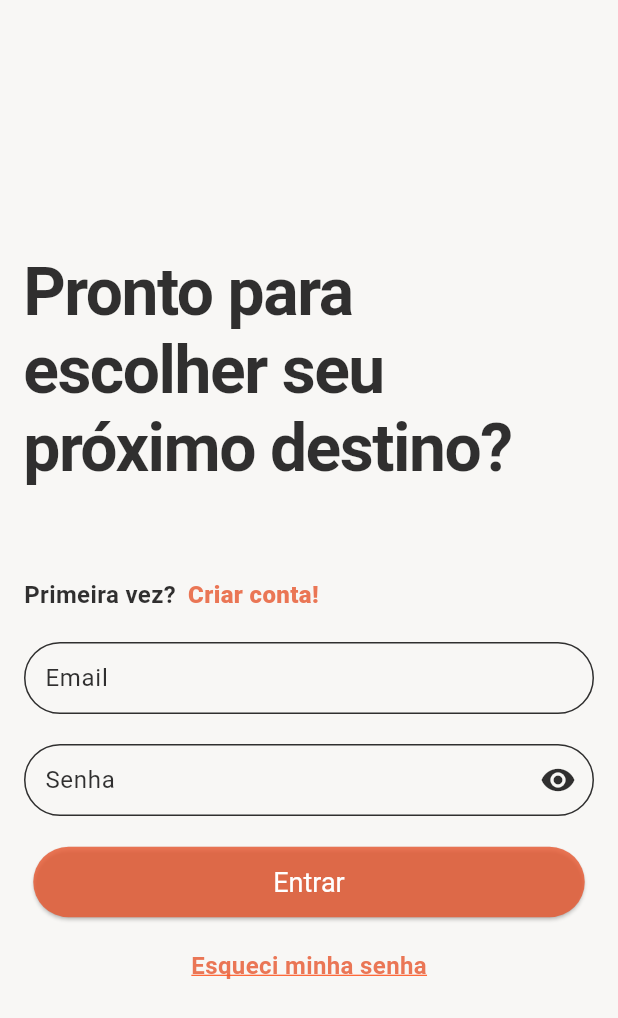
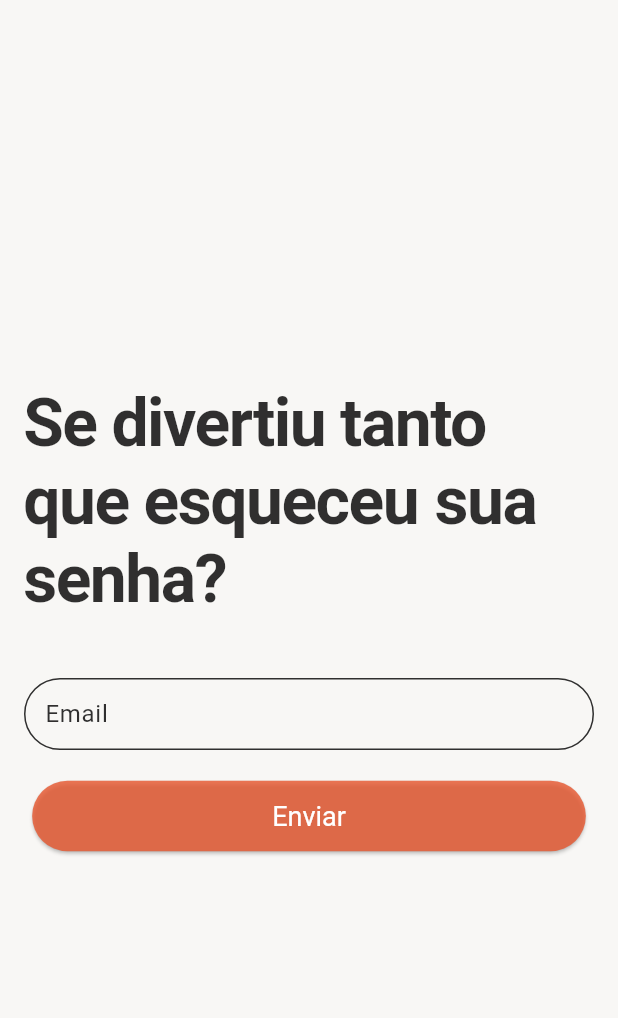
Before and after one commit to TIXw3/mobile-tixup, a Flutter app: the screen it shows after launch, after a tap on "Esqueci minha senha", on a phone screen of 412 x 824 dp. Shown: the top 1018 px of the screen. Run offline on Flutter 3.47's test engine with Material 3 defaults, Android fonts, the phone set to English and light mode, and no system bars; our stand-ins replace carousel_slider, iconsax_flutter, supabase_flutter; accounts and stored records are empty.

Commit message:
ETIX-015/feat: recovery password system and screen

```diff
--- /dev/null
+++ b/mobile_tixup/lib/features/auth/presentation/pages/forgot_password_page.dart
@@ -0,0 +1,139 @@
+import 'package:flutter/material.dart';
+import 'package:mobile_tixup/features/auth/services/auth_service.dart';
+
+class ForgotPasswordScreen extends StatefulWidget {
+  const ForgotPasswordScreen({super.key});
+
+  @override
+  _ForgotPasswordState createState() => _ForgotPasswordState();
+}
+
+class _ForgotPasswordState extends State<ForgotPasswordScreen> {
+  final authService = AuthService();
+  final _emailController = TextEditingController();
+
+  Future<void> _resetPassword() async {
+    final email = _emailController.text;
+
+    if (email.isEmpty) {
+      ScaffoldMessenger.of(context).showSnackBar(
+        const SnackBar(content: Text("Preencha o campo de email.")),
+      );
+      return;
+    }
+
+    try {
+      await authService.resetPassword(email);
+
+      ScaffoldMessenger.of(context).showSnackBar(
+        const SnackBar(
+          content: Text(
+            "E-mail de recuperação enviado. Verifique sua caixa de entrada!",
+          ),
+        ),
+      );
+
+      Navigator.pop(context);
+    } catch (e) {
+      ScaffoldMessenger.of(
+        context,
+      ).showSnackBar(SnackBar(content: Text("Erro: ${e.toString()}")));
+    }
+  }
+
+  @override
+  Widget build(BuildContext context) {
+    return Scaffold(
+      backgroundColor: Color.fromARGB(255, 248, 247, 245),
+      body: Padding(
+        padding: const EdgeInsets.all(16.0),
+        child: Column(
+          mainAxisAlignment: MainAxisAlignment.center,
+          crossAxisAlignment: CrossAxisAlignment.center,
+          children: <Widget>[
+            Align(
+              alignment: Alignment.centerLeft,
+              child: RichText(
+                text: TextSpan(
+                  style: const TextStyle(
+                    fontSize: 44,
+                    fontWeight: FontWeight.bold,
+                    fontFamily: 'Pacifico',
+                    color: Color.fromARGB(206, 0, 0, 0),
+                  ),
+                  children: [
+                    TextSpan(
+                      text: 'Se divertiu tanto',
+                      style: TextStyle(letterSpacing: -1),
+                    ),
+                    TextSpan(text: ' '), // Espaço entre as palavras
+                    TextSpan(
+                      text: 'que esqueceu',
+                      style: TextStyle(letterSpacing: -1),
+                    ),
+                    TextSpan(text: ' '),
+                    TextSpan(
+                      text: 'sua senha?',
+                      style: TextStyle(letterSpacing: -1),
+                    ),
+                  ],
+                ),
+              ),
+            ),
+            const SizedBox(height: 40),
+            TextField(
+              controller: _emailController,
+              decoration: InputDecoration(
+                labelText: 'Email',
+                labelStyle: const TextStyle(
+                  color: Color.fromARGB(206, 0, 0, 0),
+                ),
+                border: OutlineInputBorder(
+                  borderRadius: BorderRadius.circular(30),
+                ),
+                enabledBorder: OutlineInputBorder(
+                  borderRadius: BorderRadius.circular(30),
+                  borderSide: const BorderSide(
+                    color: Color.fromARGB(206, 0, 0, 0),
+                    width: 1,
+                  ),
+                ),
+                focusedBorder: OutlineInputBorder(
+                  borderRadius: BorderRadius.circular(30),
+                  borderSide: const BorderSide(
+                    color: Colors.deepOrange,
+                    width: 2,
+                  ),
+                ),
+                contentPadding: const EdgeInsets.symmetric(
+                  vertical: 9.0,
+                  horizontal: 10.0,
+                ),
+              ),
+              keyboardType: TextInputType.emailAddress,
+            ),
+            const SizedBox(height: 20),
+            ElevatedButton(
+              onPressed: _resetPassword,
+              style: ElevatedButton.styleFrom(
+                backgroundColor: Color.fromARGB(206, 231, 87, 47),
+                padding: const EdgeInsets.symmetric(
+                  vertical: 13.0,
+                  horizontal: 160.0,
+                ),
+                shape: RoundedRectangleBorder(
+                  borderRadius: BorderRadius.circular(30),
+                ),
+                textStyle: const TextStyle(fontSize: 18),
+              ),
+              child: const Text(
+                'Enviar',
+                style: TextStyle(fontSize: 18, color: Colors.white),
+              ),
+            ),
+          ],
+        ),
+      ),
+    );
+  }
+}
--- a/mobile_tixup/lib/features/auth/presentation/pages/login_page.dart
+++ b/mobile_tixup/lib/features/auth/presentation/pages/login_page.dart
@@ -1,4 +1,5 @@
 import 'package:flutter/material.dart';
+import 'package:mobile_tixup/features/auth/presentation/pages/forgot_password_page.dart';
 import 'package:mobile_tixup/features/auth/presentation/pages/register_page.dart';
 import 'package:mobile_tixup/features/auth/services/auth_service.dart';
 
@@ -201,7 +202,12 @@ class _LoginScreenState extends State<LoginScreen> {
             const SizedBox(height: 20),
             GestureDetector(
               onTap: () {
-                print('Navegar para recuperação de senha');
+                Navigator.push(
+                  context,
+                  MaterialPageRoute(
+                    builder: (context) => const ForgotPasswordScreen(),
+                  ),
+                );
               },
               child: const Text(
                 'Esqueci minha senha',
--- a/mobile_tixup/lib/features/auth/presentation/pages/register_page.dart
+++ b/mobile_tixup/lib/features/auth/presentation/pages/register_page.dart
@@ -124,7 +124,7 @@ class _TelaRegistroState extends State<TelaRegistro> {
               controller: _passwordController,
               obscureText: _obscureText,
               decoration: InputDecoration(
-                labelText: 'Password',
+                labelText: 'Senha',
                 labelStyle: const TextStyle(
                   color: Color.fromARGB(206, 0, 0, 0),
                 ),
--- a/mobile_tixup/lib/features/auth/services/auth_service.dart
+++ b/mobile_tixup/lib/features/auth/services/auth_service.dart
@@ -1,3 +1,4 @@
+import 'package:mobile_tixup/features/auth/presentation/pages/login_page.dart';
 import 'package:supabase_flutter/supabase_flutter.dart';
 
 class AuthService {
@@ -27,6 +28,13 @@ class AuthService {
     return _supabase.auth.signOut();
   }
 
+  Future<void> resetPassword(String email) async {
+    await _supabase.auth.resetPasswordForEmail(
+      email,
+      // redirectTo: (adicionar isso quando estiver em prod)
+    );
+  }
+
   //salvar email do usuario
   String? getCurrentUserEmail() {
     final session = _supabase.auth.currentSession;
```
